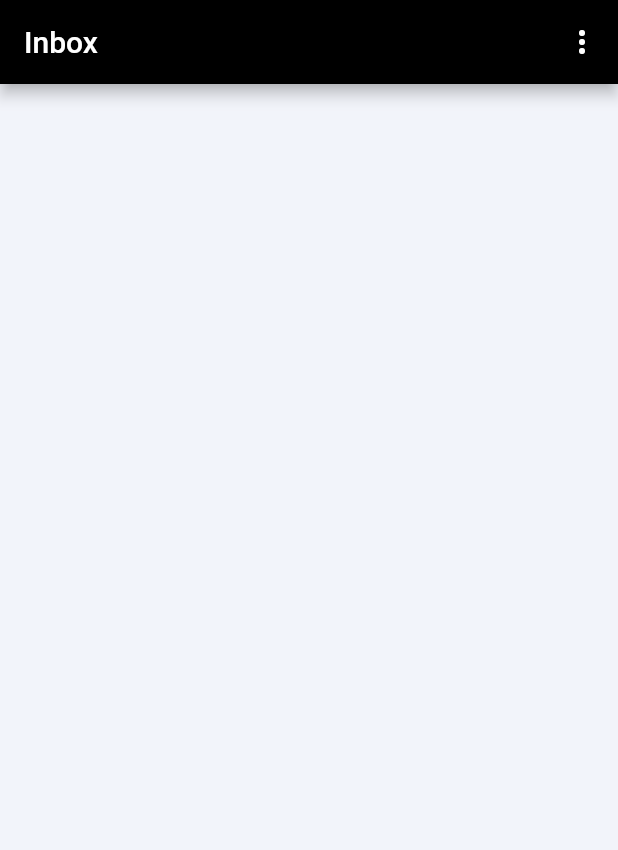
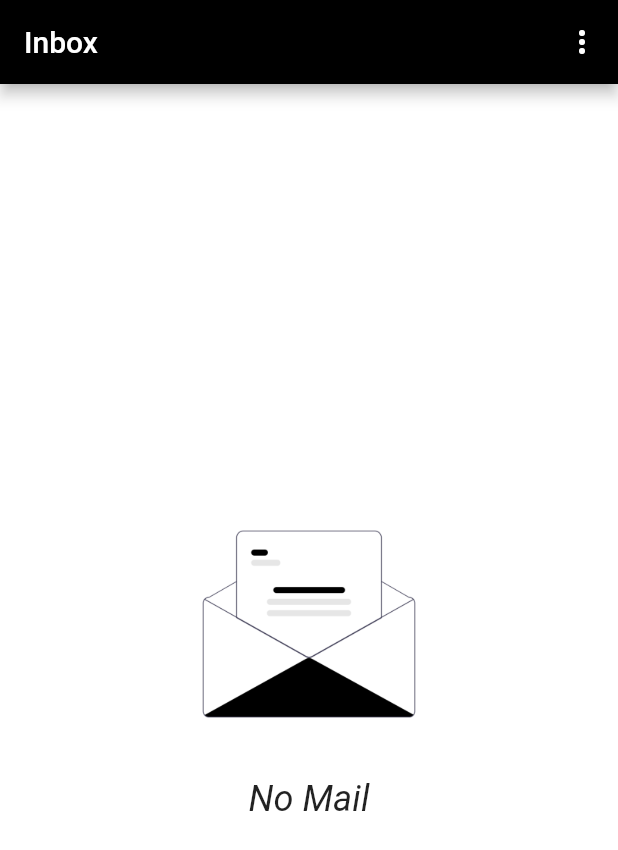
Before and after one commit to tonujewel/Temp-Mail, a Flutter app: the HomeScreen screen opened directly, after a tap on the "more vert" icon, on a phone screen of 412 x 824 dp. Shown: the top 850 px of the screen. Run offline on Flutter 3.47's test engine with Material 2 defaults, Android fonts, the light colour scheme and no system bars; drawn by our look-alikes of modal_progress_hud_nsn; our stand-ins replace connectivity_plus, flutter_markdown, get, hive, hive_flutter, shared_preferences; accounts and stored records are empty; network calls fail; Roboto replaces fonts that are missing (Montserrat).

Commit message:
feat:tween animation in splash scree, no internet, no email design

```diff
--- a/lib/networking/url.dart
+++ b/lib/networking/url.dart
@@ -11,6 +11,6 @@ class URL {
   // login
   static const loginUrl = "${baseURL}token";
 
-  // login
+  // email list
   static const emailUrl = "${baseURL}messages";
 }
--- a/lib/screens/home_screen/home_controller.dart
+++ b/lib/screens/home_screen/home_controller.dart
@@ -36,7 +36,6 @@ class HomeController extends GetxController {
 
   void checkInternet() async {
     var connectivityResult = await (Connectivity().checkConnectivity());
-
     if (connectivityResult == ConnectivityResult.none) {
       if (emailList.isEmpty) {
         noInternet = true;
@@ -109,6 +108,7 @@ class HomeController extends GetxController {
         middleText: "Are you sure want to logout",
         confirmAction: () async {
           await prefs!.clear();
+          Hive.box(AppConstant.databaseName).clear();
           Get.offAll(() => const LoginScreen());
         });
     return;
--- a/lib/screens/home_screen/home_screen.dart
+++ b/lib/screens/home_screen/home_screen.dart
@@ -5,6 +5,8 @@ import 'package:temp_mail/screens/home_screen/home_controller.dart';
 import 'package:temp_mail/utils/app_constant.dart';
 import 'package:temp_mail/widgets/custom_progress.dart';
 import '../../models/home_hive_dm.dart';
+import '../../widgets/no_email_widget.dart';
+import '../../widgets/no_internet_widget.dart';
 
 class HomeScreen extends StatelessWidget {
   const HomeScreen({Key? key}) : super(key: key);
@@ -44,7 +46,11 @@ class HomeScreen extends StatelessWidget {
                   )
                 ],
               ),
-              body: ListView.builder(
+              body: controller.noInternet
+                  ? const NoInternetWidget()
+                  : controller.emailList.isEmpty
+                      ? const NoMailWidget()
+                      : ListView.builder(
                           padding: const EdgeInsets.all(20),
                           itemCount: controller.emailList.length,
                           itemBuilder: (context, index) {
@@ -104,22 +110,4 @@ class MailListItem extends StatelessWidget {
       ),
     );
   }
-
-  //  PopupMenuItem _buildPopupMenuItem(
-  //     String title, IconData iconData) {
-  //   return PopupMenuItem(
-  //     value: title,
-  //     child: Row(
-  //       mainAxisAlignment: MainAxisAlignment.start,
-  //       children: [
-  //         Icon(
-  //           iconData,
-  //           color: Colors.black,
-  //         ),
-  //         const SizedBox(width: 10),
-  //         Text(title),
-  //       ],
-  //     ),
-  //   );
-  // }
 }
--- /dev/null
+++ b/lib/widgets/no_email_widget.dart
@@ -0,0 +1,30 @@
+import 'package:flutter/material.dart';
+import 'package:get/get.dart';
+
+class NoMailWidget extends StatelessWidget {
+  const NoMailWidget({
+    Key? key,
+  }) : super(key: key);
+
+  @override
+  Widget build(BuildContext context) {
+    return Container(
+        color: Colors.white,
+        height: Get.height,
+        width: Get.width,
+        child: Column(
+          mainAxisAlignment: MainAxisAlignment.center,
+          children: [
+            Image.asset(
+              'assets/images/no_mail.png',
+              height: Get.height * .2,
+            ),
+            const SizedBox(height: 20),
+            const Text(
+              "No Mail",
+              style: TextStyle(fontSize: 24, fontStyle: FontStyle.italic),
+            )
+          ],
+        ));
+  }
+}
```
Also changed, not shown: lib/screens/login_screen/login_controller.dart (+4 -6 lines), lib/screens/splash/splash_screen.dart (+11 -6 lines), lib/utils/app_constant.dart (+0 -19 lines), lib/widgets/no_internet_widget.dart (added, +30 -0 lines), assets/images/no_internet.png (added), assets/images/no_mail.png (added). Lines whose indentation alone changed are shown as unchanged.
